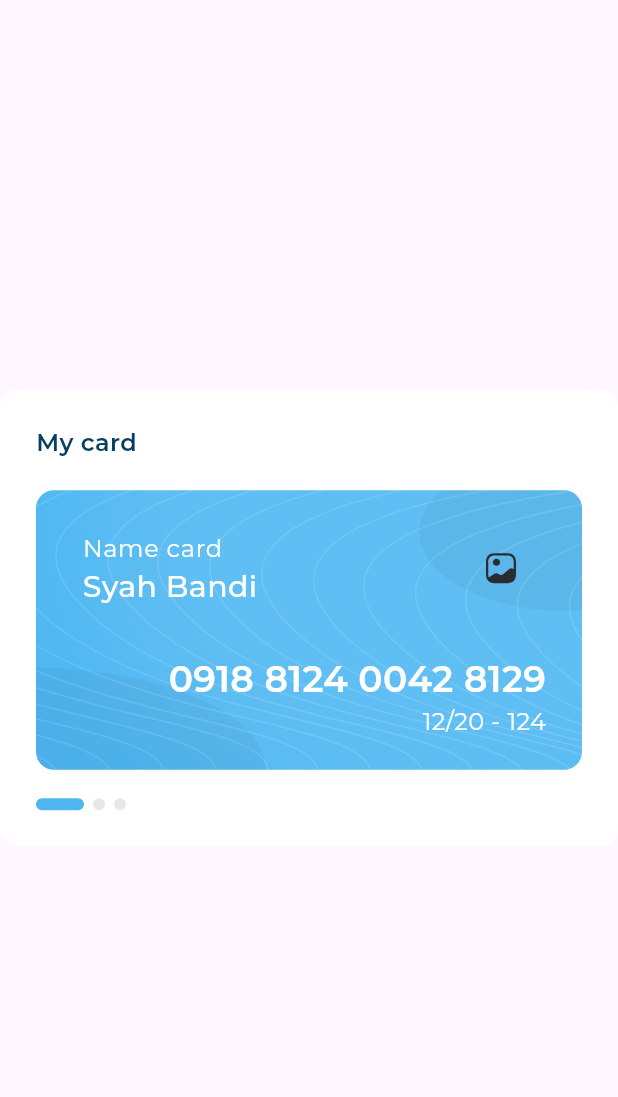
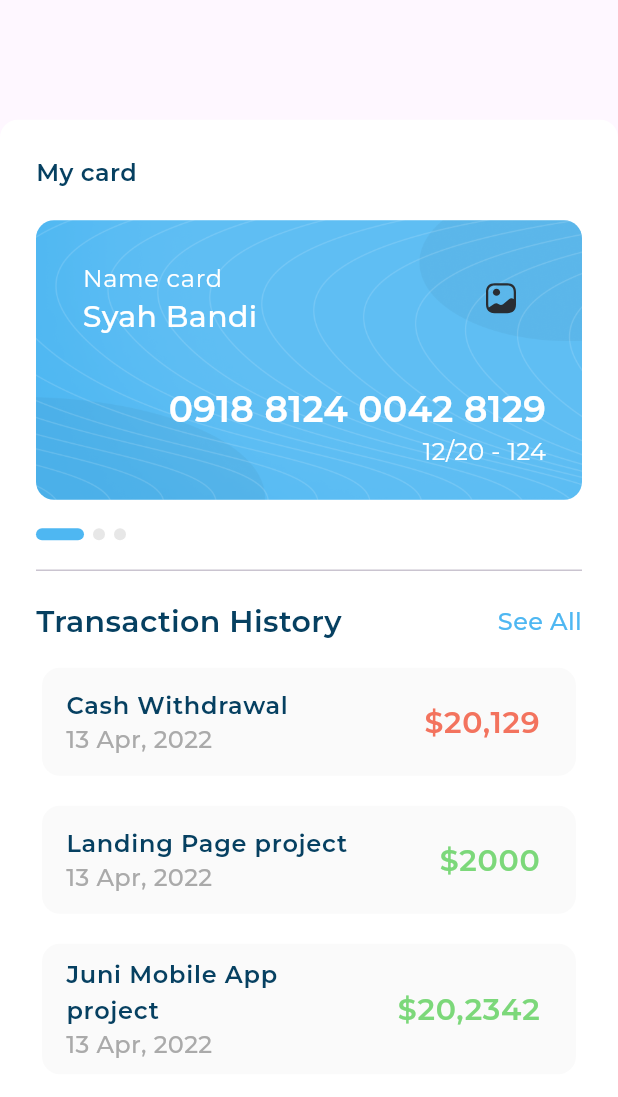
Before and after one commit to Mohamedgamaal16/responsiveDashboard, a Flutter app: the MyCardAndIncomeViewBody widget shown alone on an empty page, opened directly, on a phone screen of 412 x 824 dp. Shown: the top 1097 px of the screen. Run offline on Flutter 3.47's test engine with Material 3 defaults, Android fonts, the phone set to English and light mode, and no system bars; drawn by our look-alikes of expandable_page_view; our stand-ins replace flutter_svg; project files that could hold a hidden picture were left out.

Commit message:
TransactionHistorySection done

```diff
--- /dev/null
+++ b/lib/Features/home/Data/transaction_history_item_model.dart
@@ -0,0 +1,10 @@
+class TransactionHistoryItemModel {
+  final String title, date, amount;
+  final bool isWithdrawal;
+
+ const TransactionHistoryItemModel(
+      {required this.title,
+      required this.date,
+      required this.amount,
+      required this.isWithdrawal});
+}
--- a/lib/Features/home/Presention/views/my_card_and_income_view_body.dart
+++ b/lib/Features/home/Presention/views/my_card_and_income_view_body.dart
@@ -1,5 +1,6 @@
 import 'package:flutter/material.dart';
 import 'package:responsive_dashboard/Features/home/Presention/views/my_card_section.dart';
+import 'package:responsive_dashboard/Features/home/Presention/views/transaction_history_section.dart';
 
 class MyCardAndIncomeViewBody extends StatelessWidget {
   const MyCardAndIncomeViewBody({super.key});
@@ -15,7 +16,25 @@ class MyCardAndIncomeViewBody extends StatelessWidget {
             borderRadius: BorderRadius.circular(12),
           ),
         ),
-          child: const MyCardSection()),
+        child: const FirstSection(),
+      )
     ]);
   }
 }
+
+class FirstSection extends StatelessWidget {
+  const FirstSection({super.key});
+
+  @override
+  Widget build(BuildContext context) {
+    return const Column(
+      children: [
+        MyCardSection(),
+        Divider(
+          height: 40,
+        ),
+        TransactionHistorySection(),
+      ],
+    );
+  }
+}
--- /dev/null
+++ b/lib/Features/home/Presention/views/transaction_history_header.dart
@@ -0,0 +1,25 @@
+import 'package:flutter/material.dart';
+import 'package:responsive_dashboard/core/utils/styles.dart';
+
+class TransactionHistoryHeader extends StatelessWidget {
+  const TransactionHistoryHeader({super.key});
+
+  @override
+  Widget build(BuildContext context) {
+    return Row(
+      children: [
+        Text(
+          'Transaction History',
+          style: AppStyles.styleSemiBold20(context),
+        ),
+        const Spacer(),
+        Text(
+          'See All',
+          style: AppStyles.styleMedium16(context).copyWith(
+            color: const Color(0xFF4EB7F2),
+          ),
+        )
+      ],
+    );
+  }
+}
--- /dev/null
+++ b/lib/Features/home/Presention/views/transaction_history_item.dart
@@ -0,0 +1,41 @@
+import 'package:flutter/material.dart';
+import 'package:responsive_dashboard/Features/home/Data/transaction_history_item_model.dart';
+import 'package:responsive_dashboard/core/utils/styles.dart';
+
+class TransactionHistoryItem extends StatelessWidget {
+  const TransactionHistoryItem(
+      {super.key, required this.transactionHistoryItemModel});
+  final TransactionHistoryItemModel transactionHistoryItemModel;
+
+  @override
+  Widget build(BuildContext context) {
+    return Padding(
+      padding: const EdgeInsets.only(top:12.0),
+      child: Card(
+        elevation: 0,
+        color: const Color(0xFFFAFAFA),
+        shape: RoundedRectangleBorder(
+          borderRadius: BorderRadius.circular(12),
+        ),
+        child: ListTile(
+          title: Text(
+            transactionHistoryItemModel.title,
+            style: AppStyles.styleSemiBold16(context),
+          ),
+          subtitle: Text(
+            transactionHistoryItemModel.date,
+            style: AppStyles.styleMedium16(context)
+                .copyWith(color: const Color(0xFFAAAAAA)),
+          ),
+          trailing: Text(transactionHistoryItemModel.amount,
+              style: transactionHistoryItemModel.isWithdrawal
+                  ? AppStyles.styleSemiBold20(context)
+                      .copyWith(color: const Color(0xFFF3735E))
+                  : AppStyles.styleSemiBold20(context).copyWith(
+                      color: const Color(0xFF7CD87A),
+                    )),
+        ),
+      ),
+    );
+  }
+}
--- /dev/null
+++ b/lib/Features/home/Presention/views/transaction_history_list.dart
@@ -0,0 +1,36 @@
+import 'package:flutter/material.dart';
+import 'package:responsive_dashboard/Features/home/Data/transaction_history_item_model.dart';
+import 'package:responsive_dashboard/Features/home/Presention/views/transaction_history_item.dart';
+
+class TransactionHistoryList extends StatelessWidget {
+  const TransactionHistoryList({super.key});
+  static List<TransactionHistoryItemModel> items = const [
+    TransactionHistoryItemModel(
+        title: 'Cash Withdrawal',
+        date: '13 Apr, 2022  ',
+        amount: r'$20,129',
+        isWithdrawal: true),
+    TransactionHistoryItemModel(
+        title: 'Landing Page project',
+        date: '13 Apr, 2022  ',
+        amount: r'$2000',
+        isWithdrawal: false),
+    TransactionHistoryItemModel(
+        title: 'Juni Mobile App project',
+        date: '13 Apr, 2022  ',
+        amount: r'$20,2342',
+        isWithdrawal: false)
+  ];
+  @override
+  Widget build(BuildContext context) {
+    return ListView.builder(
+      shrinkWrap: true,
+      itemCount: items.length,
+      itemBuilder: (BuildContext context, int index) {
+        return TransactionHistoryItem(
+          transactionHistoryItemModel: items[index],
+        );
+      },
+    );
+  }
+}
--- /dev/null
+++ b/lib/Features/home/Presention/views/transaction_history_section.dart
@@ -0,0 +1,17 @@
+import 'package:flutter/material.dart';
+import 'package:responsive_dashboard/Features/home/Presention/views/transaction_history_header.dart';
+import 'package:responsive_dashboard/Features/home/Presention/views/transaction_history_list.dart';
+
+class TransactionHistorySection extends StatelessWidget {
+  const TransactionHistorySection({super.key});
+
+  @override
+  Widget build(BuildContext context) {
+    return const Column(
+      children: [
+        TransactionHistoryHeader(),
+        TransactionHistoryList(),
+      ],
+    );
+  }
+}
```
Also changed, not shown: lib/Features/home/Presention/views/my_card_section.dart (+9 -1 lines). Lines whose indentation alone changed are shown as unchanged.
